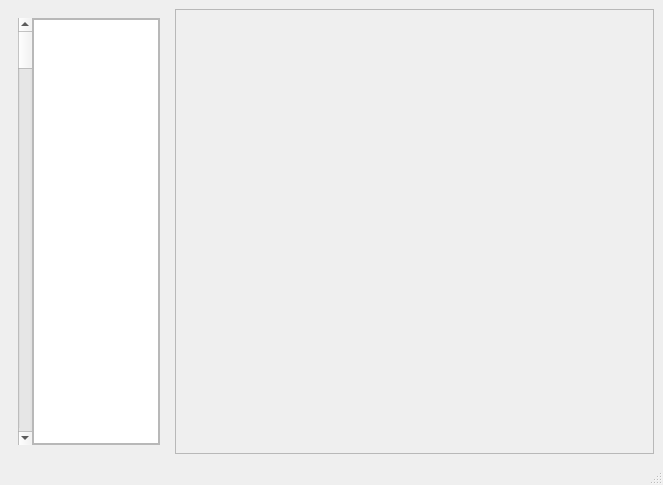
Above: src/mainWindow.ui from Martian-Technologies/Logic-Graph-Creator before the change. Below: the same form after it.
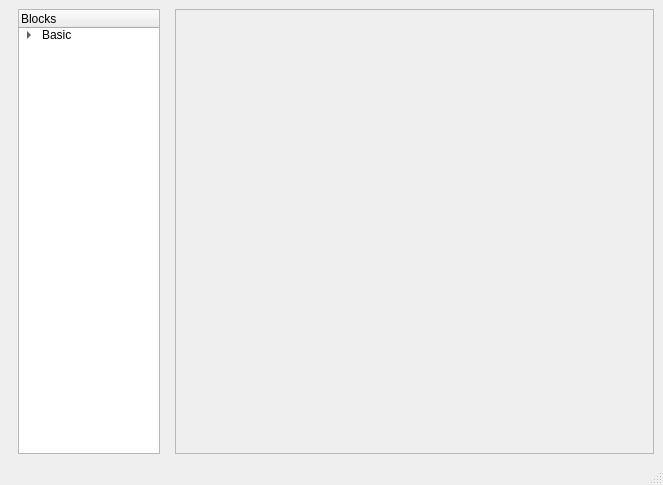
That is the form after the change.

The edit to the form file:
```diff
--- a/src/mainWindow.ui
+++ b/src/mainWindow.ui
@@ -27,51 +27,54 @@
        <property name="spacing">
         <number>0</number>
        </property>
+       <property name="topMargin">
+        <number>0</number>
+       </property>
+       <property name="bottomMargin">
+        <number>0</number>
+       </property>
        <item>
-        <widget class="QScrollBar" name="verticalScrollBar">
-         <property name="maximumSize">
-          <size>
-           <width>15</width>
-           <height>16777215</height>
-          </size>
-         </property>
-         <property name="orientation">
-          <enum>Qt::Orientation::Vertical</enum>
-         </property>
-        </widget>
-       </item>
-       <item>
-        <widget class="QScrollArea" name="scrollArea">
-         <property name="widgetResizable">
-          <bool>true</bool>
-         </property>
-         <widget class="QWidget" name="scrollAreaWidgetContents">
-          <property name="geometry">
-           <rect>
-            <x>0</x>
-            <y>0</y>
-            <width>119</width>
-            <height>372</height>
-           </rect>
+        <widget class="QTreeWidget" name="treeWidget">
+         <column>
+          <property name="text">
+           <string>Blocks</string>
           </property>
-          <layout class="QVBoxLayout" name="verticalLayout">
-           <property name="leftMargin">
-            <number>0</number>
+         </column>
+         <item>
+          <property name="text">
+           <string>Basic</string>
+          </property>
+          <item>
+           <property name="text">
+            <string>And</string>
            </property>
-           <property name="topMargin">
-            <number>0</number>
+          </item>
+          <item>
+           <property name="text">
+            <string>Or</string>
            </property>
-           <property name="rightMargin">
-            <number>0</number>
+          </item>
+          <item>
+           <property name="text">
+            <string>Xor</string>
            </property>
-           <property name="bottomMargin">
-            <number>0</number>
+          </item>
+          <item>
+           <property name="text">
+            <string>Nand</string>
            </property>
-           <item>
-            <widget class="QTreeView" name="treeView"/>
-           </item>
-          </layout>
-         </widget>
+          </item>
+          <item>
+           <property name="text">
+            <string>Nor</string>
+           </property>
+          </item>
+          <item>
+           <property name="text">
+            <string>Xnor</string>
+           </property>
+          </item>
+         </item>
         </widget>
        </item>
       </layout>
```
Left out of the diff: 2 changed lines with no effect on the pictures.
